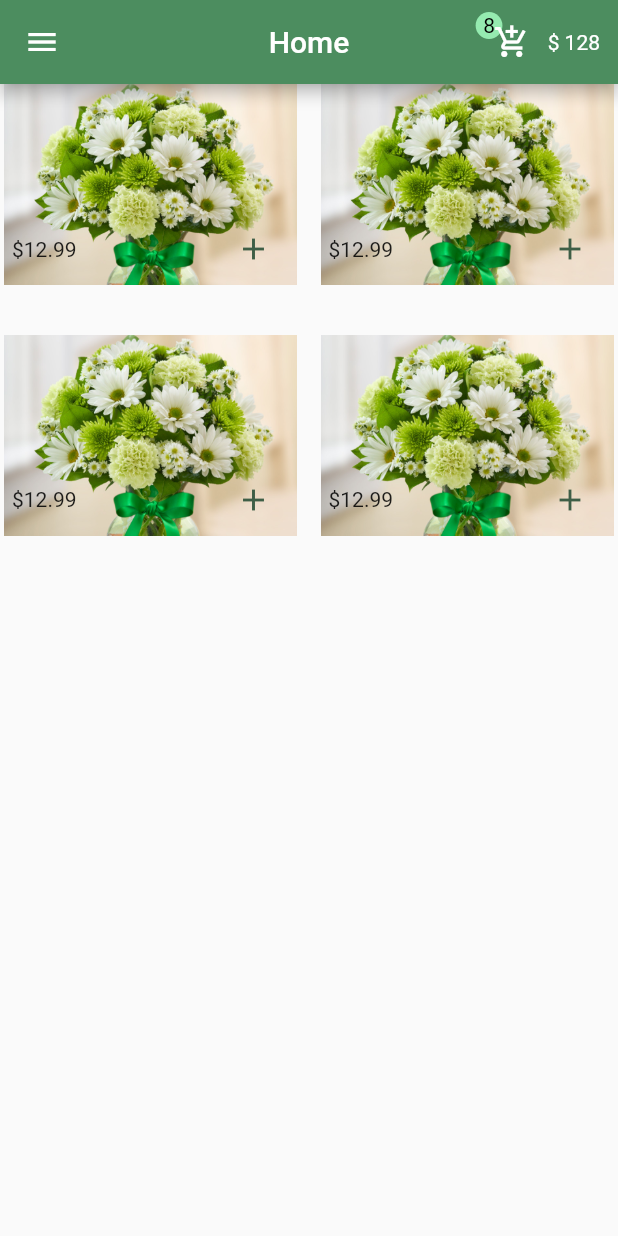
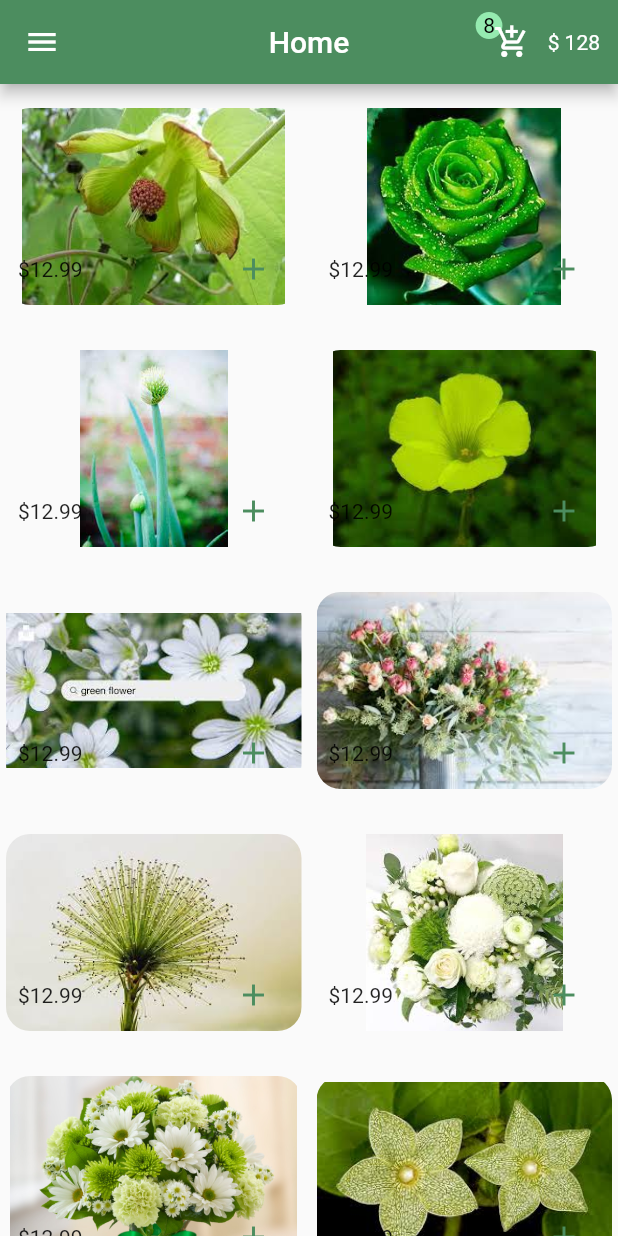
Before and after one commit to alaaRashed2001/flower, a Flutter app: the screen it shows after launch, after a tap on "Log In", on a phone screen of 412 x 824 dp. Run offline on Flutter 3.47's test engine with Material 2 defaults, Android fonts, the phone set to English and light mode, and no system bars.

Commit message:
Logic ModelItems And DummyData

```diff
--- /dev/null
+++ b/lib/data/dummy_data.dart
@@ -0,0 +1,15 @@
+import '../model/item_model.dart';
+
+final List items = [
+  ItemModel(imagePath:'assets/images/3.jpg' , price:9.99,),
+  ItemModel(imagePath:'assets/images/4.jpg' , price:11.99,),
+  ItemModel(imagePath:'assets/images/5.jpg' , price:5.49,),
+  ItemModel(imagePath:'assets/images/6.jpg' , price:8.99,),
+  ItemModel(imagePath:'assets/images/7.jpg' , price:12.49,),
+  ItemModel(imagePath:'assets/images/8.jpg' , price:10.49,),
+  ItemModel(imagePath:'assets/images/9.jpg' , price:14.99,),
+  ItemModel(imagePath:'assets/images/10.jpg' , price:14.99,),
+  ItemModel(imagePath:'assets/images/11.jpg' , price:10.99,),
+  ItemModel(imagePath:'assets/images/12.jpg' , price:5.99,),
+  ItemModel(imagePath:'assets/images/13.jpg' , price:4.49,),
+];
--- /dev/null
+++ b/lib/model/item_model.dart
@@ -0,0 +1,6 @@
+class ItemModel{
+late  String imagePath;
+ late double price;
+
+ItemModel({required this.imagePath , required this.price});
+}
--- a/lib/views/screens/auth/login_screen.dart
+++ b/lib/views/screens/auth/login_screen.dart
@@ -53,7 +53,7 @@ class LogInScreen extends StatelessWidget {
                         onPressed: (){
                           Navigator.of(context).pushReplacement(
                               MaterialPageRoute(
-                                builder: (context) => const HomeScreen(),
+                                builder: (context) =>  HomeScreen(),
                               ),);
                         },
                         title: 'Log In',
--- a/lib/views/screens/home_screen.dart
+++ b/lib/views/screens/home_screen.dart
@@ -1,3 +1,4 @@
+import 'package:flower/data/dummy_data.dart';
 import 'package:flutter/material.dart';
 
 import '../../constant/colors.dart';
@@ -93,34 +94,40 @@ class HomeScreen extends StatelessWidget {
           ],
         ),
       ),
-      body: GridView.builder(
+      body: Padding(
+        padding: const EdgeInsetsDirectional.only(
+          top: 16,
+          start: 4,
+          end: 4,
+        ),
+        child: GridView.builder(
             gridDelegate: const SliverGridDelegateWithFixedCrossAxisCount(
                 crossAxisCount: 2,
                 childAspectRatio: 3 / 2,
                 crossAxisSpacing: 10,
-              mainAxisSpacing: 33),
-          itemCount: 4,
+                mainAxisSpacing: 30),
+            itemCount: items.length,
             itemBuilder: (BuildContext context, int index) {
               return GridTile(
                 footer: GridTileBar(
- //backgroundColor: Color(0xFF497F6E),
                   trailing: IconButton(
-                    color: const Color(0xFF3E5E46),
+                    color: green,
                     onPressed: () {},
-                    icon: Icon(Icons.add)),
-
-                leading: Text("\$12.99"),
-
-                title: Text(
+                    icon: const Icon(Icons.add),
+                  ),
+                  leading: const Text("\$12.99"),
+                  title: const Text(
                     "",
                   ),
                 ),
-              child: GestureDetector(
-                  onTap: () {},
-// use ClipRRect & Positioned
-                  child: Image.asset("assets/images/green-flowers.jpg")),
+                child: ClipRRect(
+                  borderRadius: BorderRadius.circular(16),
+                  child: InkWell(
+                      onTap: () {}, child: Image.asset(items[index].imagePath)),
+                ),
               );
             }),
+      ),
     );
   }
 }
```
Also changed, not shown: assets/images/10.jpg (added), assets/images/11.jpg (renamed from assets/images/green-flowers.jpg), assets/images/12.jpg (added), assets/images/13.jpg (added), assets/images/3.jpg (added), assets/images/4.jpg (added), assets/images/5.jpg (added), assets/images/6.jpg (added), assets/images/7.jpg (added), assets/images/8.jpg (added), assets/images/9.jpg (added), lib/generated/assets.dart. Lines whose indentation alone changed are shown as unchanged.
